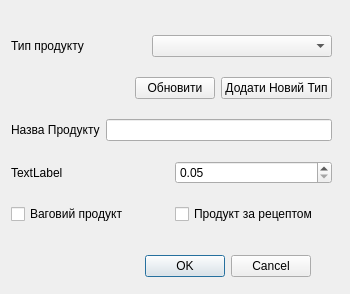
fedaktaras/Chocolat, file add_new_product.ui: the form before one commit.
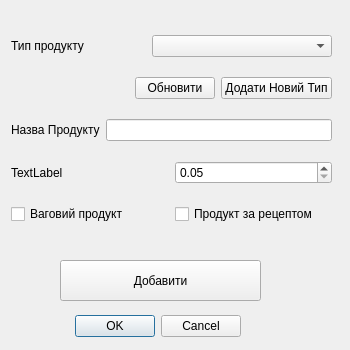
The form after the commit.

Commit message: making record in in_stock with new_arrival form

```diff
--- a/add_new_product.ui
+++ b/add_new_product.ui
@@ -7,7 +7,7 @@
     <x>0</x>
     <y>0</y>
     <width>350</width>
-    <height>294</height>
+    <height>350</height>
    </rect>
   </property>
   <property name="windowTitle">
@@ -16,8 +16,8 @@
   <widget class="QDialogButtonBox" name="buttonBox">
    <property name="geometry">
     <rect>
-     <x>140</x>
-     <y>250</y>
+     <x>70</x>
+     <y>310</y>
      <width>171</width>
      <height>32</height>
     </rect>
@@ -29,7 +29,7 @@
     <set>QDialogButtonBox::Cancel|QDialogButtonBox::Ok</set>
    </property>
   </widget>
-  <widget class="QWidget" name="">
+  <widget class="QWidget" name="layoutWidget">
    <property name="geometry">
     <rect>
      <x>11</x>
@@ -149,6 +149,19 @@
     </item>
    </layout>
   </widget>
+  <widget class="QPushButton" name="pushButton_3">
+   <property name="geometry">
+    <rect>
+     <x>60</x>
+     <y>260</y>
+     <width>201</width>
+     <height>41</height>
+    </rect>
+   </property>
+   <property name="text">
+    <string>Добавити</string>
+   </property>
+  </widget>
  </widget>
  <resources/>
  <connections>
```
The commit also changes 6 other files.
